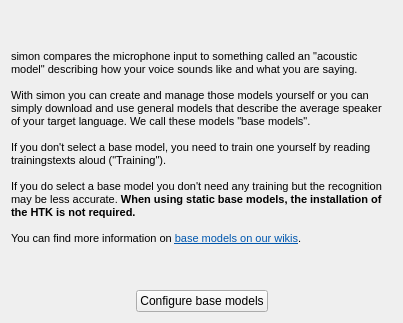
Before: the Qt Designer form simon/src/firstrunbasemodelconfig.ui in KDE/simon, drawn with Qt 5.
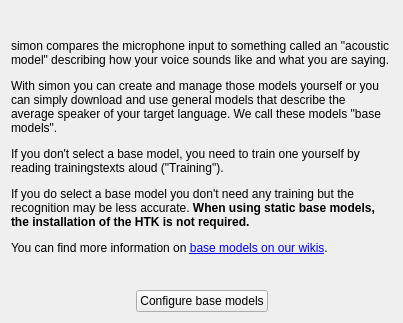
After: the same form once the commit is applied. Custom widgets are drawn as their Qt base class.

Commit message: Introducing workaround for base model description translation not being displayed

Patch:
```diff
--- a/simon/src/firstrunbasemodelconfig.ui
+++ b/simon/src/firstrunbasemodelconfig.ui
@@ -17,19 +17,13 @@
    <item>
     <widget class="QLabel" name="lbDescription">
      <property name="text">
-      <string>&lt;!DOCTYPE HTML PUBLIC &quot;-//W3C//DTD HTML 4.0//EN&quot; &quot;http://www.w3.org/TR/REC-html40/strict.dtd&quot;&gt;
-&lt;html&gt;&lt;head&gt;&lt;meta name=&quot;qrichtext&quot; content=&quot;1&quot; /&gt;&lt;style type=&quot;text/css&quot;&gt;
-p, li { white-space: pre-wrap; }
-&lt;/style&gt;&lt;/head&gt;&lt;body style=&quot; font-family:'DejaVu Sans'; font-size:8pt; font-weight:400; font-style:normal;&quot;&gt;
-&lt;p style=&quot; margin-top:0px; margin-bottom:0px; margin-left:0px; margin-right:0px; -qt-block-indent:0; text-indent:0px;&quot;&gt;simon compares the microphone input to something called an &amp;quot;acoustic model&amp;quot; describing how your voice sounds like and what you are saying.&lt;/p&gt;
-&lt;p style=&quot;-qt-paragraph-type:empty; margin-top:0px; margin-bottom:0px; margin-left:0px; margin-right:0px; -qt-block-indent:0; text-indent:0px;&quot;&gt;&lt;/p&gt;
-&lt;p style=&quot; margin-top:0px; margin-bottom:0px; margin-left:0px; margin-right:0px; -qt-block-indent:0; text-indent:0px;&quot;&gt;With simon you can create and manage those models yourself or you can simply download and use general models that describe the average speaker of your target language. We call these models &amp;quot;base models&amp;quot;.&lt;/p&gt;
-&lt;p style=&quot;-qt-paragraph-type:empty; margin-top:0px; margin-bottom:0px; margin-left:0px; margin-right:0px; -qt-block-indent:0; text-indent:0px;&quot;&gt;&lt;/p&gt;
-&lt;p style=&quot; margin-top:0px; margin-bottom:0px; margin-left:0px; margin-right:0px; -qt-block-indent:0; text-indent:0px;&quot;&gt;If you don't select a base model, you need to train one yourself by reading trainingstexts aloud (&amp;quot;Training&amp;quot;).&lt;/p&gt;
-&lt;p style=&quot;-qt-paragraph-type:empty; margin-top:0px; margin-bottom:0px; margin-left:0px; margin-right:0px; -qt-block-indent:0; text-indent:0px;&quot;&gt;&lt;/p&gt;
-&lt;p style=&quot; margin-top:0px; margin-bottom:0px; margin-left:0px; margin-right:0px; -qt-block-indent:0; text-indent:0px;&quot;&gt;If you do select a base model you don't need any training but the recognition may be less accurate. &lt;span style=&quot; font-weight:600;&quot;&gt;When using static base models, the installation of the HTK is not required.&lt;/span&gt;&lt;/p&gt;
-&lt;p style=&quot;-qt-paragraph-type:empty; margin-top:0px; margin-bottom:0px; margin-left:0px; margin-right:0px; -qt-block-indent:0; text-indent:0px;&quot;&gt;&lt;/p&gt;
-&lt;p style=&quot; margin-top:0px; margin-bottom:0px; margin-left:0px; margin-right:0px; -qt-block-indent:0; text-indent:0px;&quot;&gt;You can find more information on &lt;a href=&quot;http://www.simon-listens.org/wiki/index.php/English:_Base_models&quot;&gt;&lt;span style=&quot; text-decoration: underline; color:#0057ae;&quot;&gt;base models on our wikis&lt;/span&gt;&lt;/a&gt;.&lt;/p&gt;&lt;/body&gt;&lt;/html&gt;</string>
+      <string>&lt;html&gt;&lt;head /&gt;
+&lt;body&gt;
+&lt;p&gt;simon compares the microphone input to something called an &amp;quot;acoustic model&amp;quot; describing how your voice sounds like and what you are saying.&lt;/p&gt;
+&lt;p&gt;With simon you can create and manage those models yourself or you can simply download and use general models that describe the average speaker of your target language. We call these models &amp;quot;base models&amp;quot;.&lt;/p&gt;
+&lt;p&gt;If you don't select a base model, you need to train one yourself by reading trainingstexts aloud (&amp;quot;Training&amp;quot;).&lt;/p&gt;
+&lt;p&gt;If you do select a base model you don't need any training but the recognition may be less accurate. &lt;span style=&quot; font-weight:600;&quot;&gt;When using static base models, the installation of the HTK is not required.&lt;/span&gt;&lt;/p&gt;
+&lt;p&gt;You can find more information on &lt;a href=&quot;http://www.simon-listens.org/wiki/index.php/English:_Base_models&quot;&gt;base models on our wikis&lt;/a&gt;.&lt;/p&gt;&lt;/body&gt;&lt;/html&gt;</string>
      </property>
      <property name="wordWrap">
       <bool>true</bool>
```
The commit also changes 7 other files.
